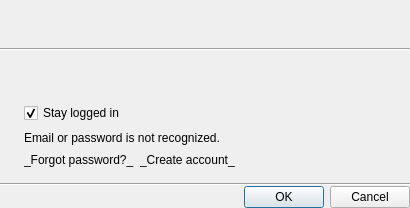
This is client/libclient/src/ui/dialogs/cloud/connect_to_cloud_dialog.ui in networkoptix/nx_open as Qt 5 draws it before an edit. The edited form follows.
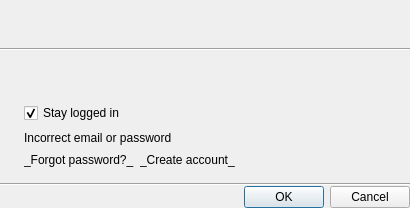
This is the edited form. Custom widgets are drawn as their Qt base class.

Commit message:
VMS-5468 - Change text of "Email or password is not recognised" alert
<==== Mercurial data ====>
Branch: dev_3.0.0_gui

Patch:
```diff
--- a/client/libclient/src/ui/dialogs/cloud/connect_to_cloud_dialog.ui
+++ b/client/libclient/src/ui/dialogs/cloud/connect_to_cloud_dialog.ui
@@ -92,7 +92,7 @@
       <item row="3" column="1">
        <widget class="QLabel" name="invalidCredentialsLabel">
         <property name="text">
-         <string>Email or password is not recognized.</string>
+         <string>Incorrect email or password</string>
         </property>
        </widget>
       </item>
```
The commit also changes 1 other file.
